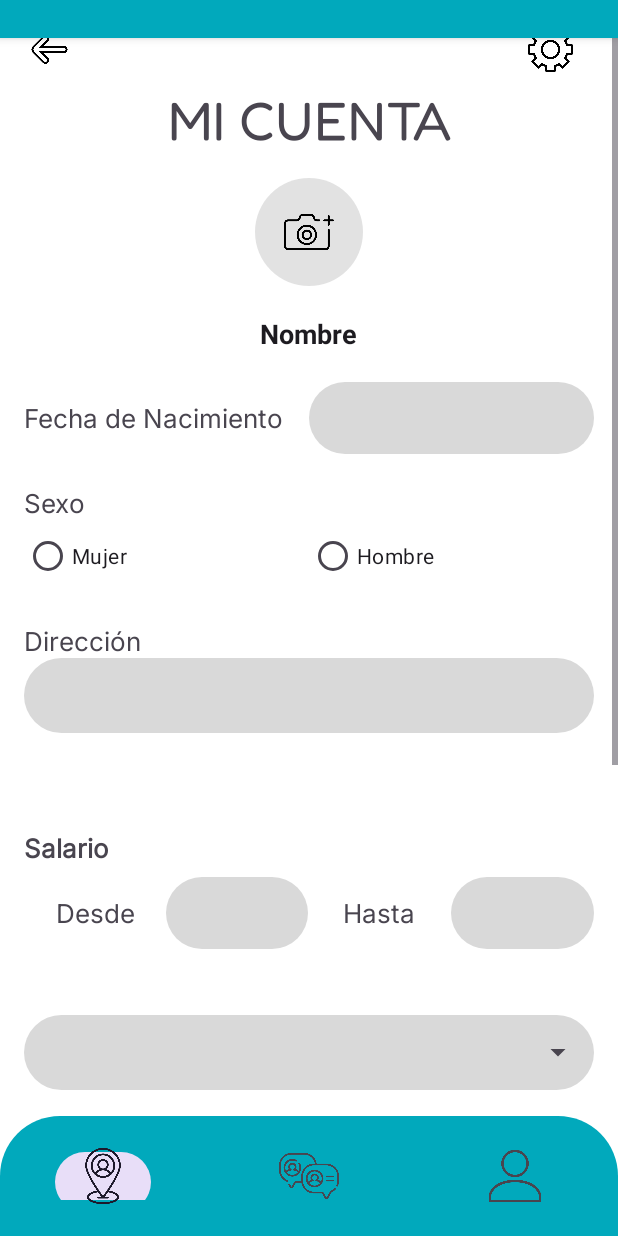
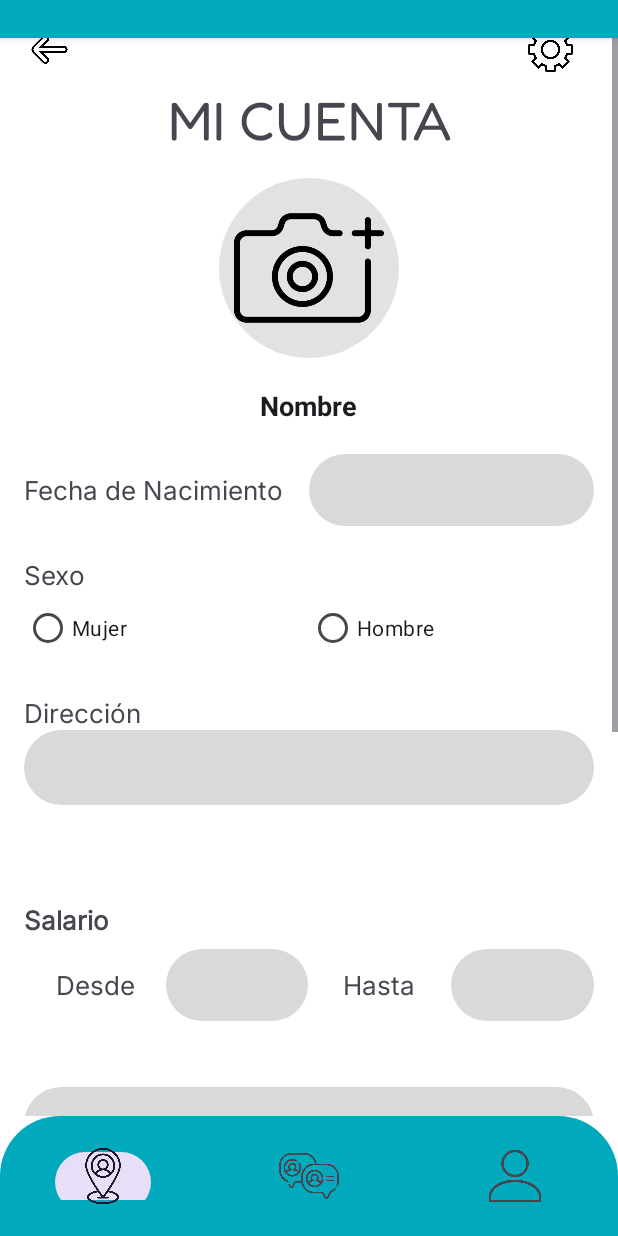
Before and after one commit to Esteff03/CuidameMas, an Android app: the layout activity_perfil.xml on its own in the app's theme, with its tools: preview values and no code run, on a phone screen of 412 x 824 dp. Run offline under Robolectric (Android 15) with nearby library versions, the phone set to English and light mode, and no system bars; Roboto replaces fonts that are not available here.

Commit message:
Creacion de chat solo diseño sin ninguna funcionalidad falta cosas por agregar estructura ya esta, falta las comunicaciones y guardar los mensajes. Registro se añadio la validacion de telefono y en Perfil se implemento para que entre en galeria pero no se guarda en PerfilPublico. Primer commit antes de implementar el  chat con una API

```diff
--- a/app/build.gradle
+++ b/app/build.gradle
@@ -49,6 +49,11 @@ dependencies {
     implementation 'androidx.appcompat:appcompat:1.6.0'  // Para usar Toolbar y AppCompatActivity
     implementation 'com.google.android.material:material:1.9.0'  // Para Material Components (si usas Material Design)
 
+    //Imagen en formato redondo
+    implementation 'com.github.bumptech.glide:glide:4.16.0'
+    annotationProcessor 'com.github.bumptech.glide:compiler:4.16.0'
+
+
 
 
 }
--- a/app/src/main/AndroidManifest.xml
+++ b/app/src/main/AndroidManifest.xml
@@ -2,6 +2,11 @@
 <manifest xmlns:android="http://schemas.android.com/apk/res/android"
     xmlns:tools="http://schemas.android.com/tools">
     <uses-permission android:name="android.permission.INTERNET" />
+        <!--Permisos para acceder a la galeria-->
+    <uses-permission android:name="android.permission.READ_EXTERNAL_STORAGE"/>
+    <uses-permission android:name="android.permission.READ_MEDIA_IMAGES"/>
+
+
     <application
         android:allowBackup="true"
         android:dataExtractionRules="@xml/data_extraction_rules"
--- a/app/src/main/java/com/synunezcamacho/cuidame/PerfilPublico.java
+++ b/app/src/main/java/com/synunezcamacho/cuidame/PerfilPublico.java
@@ -1,6 +1,7 @@
 package com.synunezcamacho.cuidame;
 
 import android.content.Intent;
+import android.net.Uri;
 import android.os.Bundle;
 import android.widget.ImageView;
 import android.widget.TextView;
@@ -17,7 +18,7 @@ public class PerfilPublico extends AppCompatActivity {
     Toolbar toolbar;
     TextView txtNombre, txtFechaNacimiento, txtSexo, txtDireccion;
     TextView txtSalario, txtExperiencia, txtReferencia, txtTipoTiempo, txtSobreMi;
-    ImageView imgAtras;
+    ImageView imgAtras, imgPerfil;
 
     @Override
     protected void onCreate(Bundle savedInstanceState) {
@@ -45,6 +46,7 @@ public class PerfilPublico extends AppCompatActivity {
         txtReferencia = findViewById(R.id.txtReferencia);
         txtTipoTiempo = findViewById(R.id.txtTipoTiempo);
         txtSobreMi = findViewById(R.id.txtSobreMi);
+        imgPerfil = findViewById(R.id.imgPerfil);
 
         imgAtras = findViewById(R.id.btnAtras);
 
@@ -57,6 +59,7 @@ public class PerfilPublico extends AppCompatActivity {
         Usuario usuario = (Usuario) getIntent().getSerializableExtra("perfil");
 
         if (usuario != null) {
+            imgPerfil.setImageURI(Uri.parse(usuario.getImgPerfil()));
             txtNombre.setText(usuario.getNombre() + " " + usuario.getApellido());
             txtFechaNacimiento.setText("Fecha Nacimiento: "+usuario.getFechaNacimiento());
             txtSexo.setText("Sexo: " + usuario.getGenero());
@@ -67,6 +70,7 @@ public class PerfilPublico extends AppCompatActivity {
             txtTipoTiempo.setText("Tipo de Tiempo: " + usuario.getTipotiempo());
             txtSobreMi.setText("Sobre Mi: " + usuario.getSobremi());
 
+
         }
 
     }
--- a/app/src/main/res/layout/activity_perfil.xml
+++ b/app/src/main/res/layout/activity_perfil.xml
@@ -61,13 +61,13 @@
 
         <ImageView
             android:id="@+id/imgPerfil"
-            android:layout_width="72dp"
-            android:layout_height="72dp"
+            android:layout_width="120dp"
+            android:layout_height="120dp"
             android:layout_gravity="center"
             android:layout_marginTop="16dp"
             android:background="@drawable/forma_circulo"
             android:contentDescription="@string/descripcionImagen"
-            android:padding="16dp"
+            android:scaleType="centerCrop"
             android:src="@drawable/camara" />
 
         <EditText
--- a/app/src/main/res/values/strings.xml
+++ b/app/src/main/res/values/strings.xml
@@ -44,4 +44,7 @@
     <string name="referencias">Referencias</string>
     <string name="Tipo_de_tiempo">Tipo de tiempo</string>
     <string name="sobre_mi">Sobre mi</string>
+    <string name="chatTitulo">CHAT</string>
+    <string name="mensaje">Mensaje</string>
+    <string name="guardar">Guardar</string>
 </resources>
```
Also changed, not shown: app/src/main/java/com/synunezcamacho/cuidame/Perfil.java (+49 -4 lines), app/src/main/java/com/synunezcamacho/cuidame/Registro.java (+11 -0 lines), app/src/main/java/com/synunezcamacho/cuidame/Usuario.java (+10 -1 lines).
